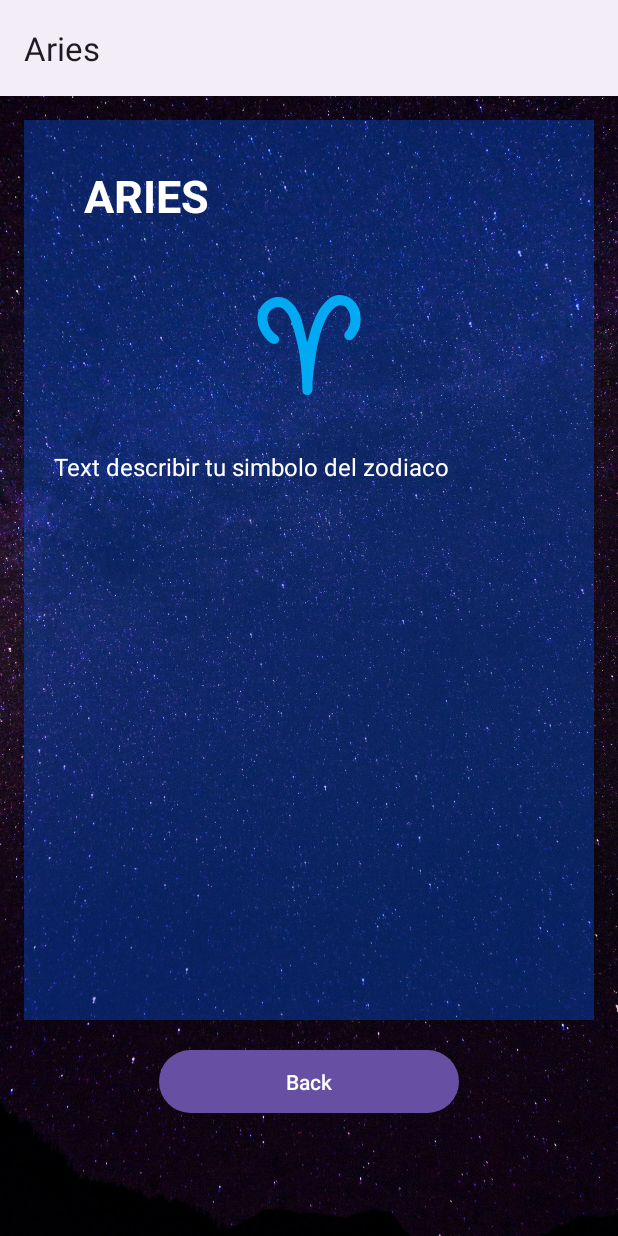
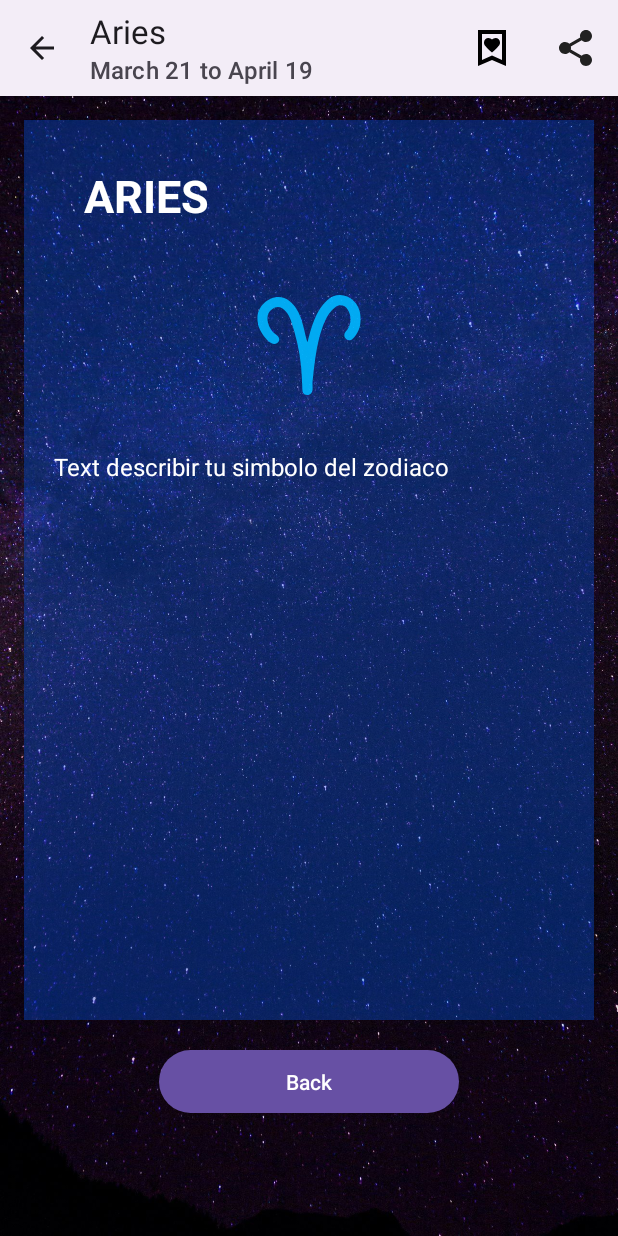
Before and after one commit to dana7677/AppHoroscopo, an Android app: the screen it shows after launch (horoscopeSelectedActivity), after a tap on "ARIES", on a phone screen of 412 x 824 dp. Run offline under Robolectric (Android 15) with nearby library versions, the phone set to English and light mode, and no system bars.

Commit message:
CreateFavOption With SharedPref Pref class with all values needed Changed color for Zodiac Favorite

```diff
--- a/app/src/main/AndroidManifest.xml
+++ b/app/src/main/AndroidManifest.xml
@@ -8,6 +8,7 @@
         android:allowBackup="true"
         android:dataExtractionRules="@xml/data_extraction_rules"
         android:fullBackupContent="@xml/backup_rules"
+        android:name=".Horoscopo_APP_Application"
         android:icon="@mipmap/ic_launcher"
         android:label="@string/app_name"
         android:roundIcon="@mipmap/ic_launcher_round"
@@ -16,9 +17,6 @@
         tools:targetApi="31">
         <activity
             android:name=".activities.horoscopeSelectedActivity"
-            android:exported="false" />
-        <activity
-            android:name=".activities.HoroscopoSelected"
             android:exported="false" />
         <activity
             android:name=".activities.MainActivity"
--- /dev/null
+++ b/app/src/main/java/com/example/horoscopo_app/Horoscopo_APP_Application.kt
@@ -0,0 +1,18 @@
+package com.example.horoscopo_app
+
+import android.app.Application
+import com.example.horoscopo_app.data.Prefs
+
+class Horoscopo_APP_Application:Application() {
+
+    companion object
+    {
+        lateinit var prefs:Prefs
+    }
+
+    override fun onCreate() {
+        super.onCreate()
+        prefs= Prefs(applicationContext)
+
+    }
+}
--- a/app/src/main/java/com/example/horoscopo_app/activities/MainActivity.kt
+++ b/app/src/main/java/com/example/horoscopo_app/activities/MainActivity.kt
@@ -47,6 +47,13 @@ lateinit var searchViewMenu:SearchView
             insets
         }
 
+    }
+
+
+    //Empleamos este metodo porque se ejecuta la volver a la vista aunque ya este creado
+    override fun onResume() {
+        super.onResume()
+        Adapter.notifyDataSetChanged()
     }
 
     override fun onCreateOptionsMenu(menu: Menu?): Boolean {
--- a/app/src/main/java/com/example/horoscopo_app/adapters/HoroscopoAdapter.kt
+++ b/app/src/main/java/com/example/horoscopo_app/adapters/HoroscopoAdapter.kt
@@ -3,6 +3,7 @@ package com.example.horoscopo_app.adapters
 import android.view.LayoutInflater
 import android.view.ViewGroup
 import androidx.recyclerview.widget.RecyclerView
+import com.example.horoscopo_app.Horoscopo_APP_Application.Companion.prefs
 import com.example.horoscopo_app.data.SimboloZodiaco
 import com.example.horoscopo_app.databinding.ViewSimbolozodiacoItemBinding
 
@@ -59,6 +60,16 @@ class HoroscopoAdapter(private var simboloZodiaco:List<SimboloZodiaco>,private v
             binding.txtIconSimb.setText(simboloZodiaco.Nombre)
             binding.ImgZodiac.setImageResource(simboloZodiaco.Icono)
             binding.txtFechasZodiac.setText(simboloZodiaco.Dates)
+            if(prefs.getName()==simboloZodiaco.id)
+            {
+                /*
+                //binding.linearBackground.setBackgroundColor(BackgroundCompFaved)
+                var color = R.color.BackgroundCompFaved
+                binding.linearBackground.setBackgroundColor(color)
+
+                 */
+            }
+
 
 
             //Antiguo metodo pero mala Praxis, mejor hacerlo a traves de una función lambda
--- /dev/null
+++ b/app/src/main/java/com/example/horoscopo_app/data/Prefs.kt
@@ -0,0 +1,34 @@
+package com.example.horoscopo_app.data
+
+import android.content.Context
+
+class Prefs (val context:Context){
+
+    val SHARED_NAME="MyDTB"
+    val SHARED_ZODIAC_NAME="zodiacName"
+    val SHARED_FAV="fav"
+
+    val storage=context.getSharedPreferences(SHARED_NAME,0)
+
+    fun saveZodiacName(name:String)
+    {
+        storage.edit().putString(SHARED_ZODIAC_NAME,name).apply()
+    }
+    fun saveFav(fav:Boolean)
+    {
+        storage.edit().putBoolean(SHARED_FAV,fav).apply()
+    }
+    fun getName():String
+    {
+        return storage.getString(SHARED_ZODIAC_NAME,"")!!
+    }
+    fun getFav():Boolean
+    {
+        return storage.getBoolean(SHARED_FAV,false)
+    }
+    fun wipe()
+    {
+        storage.edit().clear().apply()
+    }
+
+}
--- /dev/null
+++ b/app/src/main/res/drawable/fav_icon.xml
@@ -0,0 +1,5 @@
+<vector xmlns:android="http://schemas.android.com/apk/res/android" android:autoMirrored="true" android:height="40dp" android:tint="#000000" android:viewportHeight="960" android:viewportWidth="960" android:width="40dp">
+
+    <path android:fillColor="@android:color/white" android:pathData="M480,572Q531,525 562.5,494.5Q594,464 611,442Q628,420 634,403.5Q640,387 640,368Q640,332 614,306Q588,280 552,280Q531,280 511.5,288.5Q492,297 480,312Q468,297 449,288.5Q430,280 408,280Q372,280 346,306Q320,332 320,368Q320,387 325.5,403Q331,419 348,441Q365,463 396,493.5Q427,524 480,572ZM200,840L200,120L760,120L760,840L480,720L200,840ZM280,718L480,632L680,718L680,200L280,200L280,718ZM280,200L280,200L680,200L680,200L480,200L280,200Z"/>
+
+</vector>
--- /dev/null
+++ b/app/src/main/res/drawable/faved_icon.xml
@@ -0,0 +1,5 @@
+<vector xmlns:android="http://schemas.android.com/apk/res/android" android:autoMirrored="true" android:height="40dp" android:tint="#FF0000" android:viewportHeight="960" android:viewportWidth="960" android:width="40dp">
+
+    <path android:fillColor="@android:color/white" android:pathData="M480,572Q531,525 562.5,494.5Q594,464 611,442Q628,420 634,403.5Q640,387 640,368Q640,332 614,306Q588,280 552,280Q531,280 511.5,288.5Q492,297 480,312Q468,297 449,288.5Q430,280 408,280Q372,280 346,306Q320,332 320,368Q320,387 325.5,403Q331,419 348,441Q365,463 396,493.5Q427,524 480,572ZM200,840L200,120L760,120L760,840L480,720L200,840ZM280,718L480,632L680,718L680,200L280,200L280,718ZM280,200L280,200L680,200L680,200L480,200L280,200Z"/>
+
+</vector>
--- /dev/null
+++ b/app/src/main/res/drawable/share_icon.xml
@@ -0,0 +1,5 @@
+<vector xmlns:android="http://schemas.android.com/apk/res/android" android:autoMirrored="true" android:height="800dp" android:viewportHeight="24" android:viewportWidth="24" android:width="800dp">
+
+    <path android:fillColor="#212121" android:fillType="nonZero" android:pathData="M17,3.002C18.656,3.002 19.998,4.344 19.998,6C19.998,7.656 18.656,8.998 17,8.998C16.158,8.998 15.397,8.651 14.852,8.092L9.395,11.211C9.463,11.463 9.5,11.727 9.5,12C9.5,12.273 9.463,12.537 9.395,12.789L14.853,15.908C15.397,15.349 16.158,15.002 17,15.002C18.656,15.002 19.998,16.344 19.998,18C19.998,19.656 18.656,20.998 17,20.998C15.344,20.998 14.002,19.656 14.002,18C14.002,17.727 14.038,17.463 14.107,17.211L8.65,14.092C8.105,14.651 7.344,14.998 6.502,14.998C4.846,14.998 3.504,13.656 3.504,12C3.504,10.344 4.846,9.002 6.502,9.002C7.344,9.002 8.104,9.349 8.649,9.908L14.107,6.789C14.038,6.537 14.002,6.273 14.002,6C14.002,4.344 15.344,3.002 17,3.002Z" android:strokeColor="#00000000" android:strokeWidth="1"/>
+
+</vector>
--- a/app/src/main/res/layout/view_simbolozodiaco_item.xml
+++ b/app/src/main/res/layout/view_simbolozodiaco_item.xml
@@ -8,6 +8,7 @@
     <LinearLayout
         android:layout_width="match_parent"
         android:layout_height="wrap_content"
+        android:id="@+id/linearBackground"
         android:orientation="vertical"
         android:layout_margin="16dp"
         android:background="@color/BackgroundComp"
--- a/app/src/main/res/menu/menu.xml
+++ b/app/src/main/res/menu/menu.xml
@@ -5,7 +5,7 @@
     <item
         android:id="@+id/searcher"
         android:icon="@drawable/searcher"
-        android:title="searcher"
+        android:title="@string/menu_search"
         app:actionViewClass="androidx.appcompat.widget.SearchView"
         app:showAsAction="always|collapseActionView"
         />
--- a/app/src/main/res/menu/menu_two.xml
+++ b/app/src/main/res/menu/menu_two.xml
@@ -5,9 +5,15 @@
 
     <item
         android:id="@+id/fav"
-        android:title="fav"
-        android:checked="true"
-        app:actionLayout="@layout/switch_item"
+        android:title="@string/menu_favorite"
+        android:icon="@drawable/fav_icon"
+        android:iconTint="@color/white"
+        app:showAsAction="always"
+        />
+    <item
+        android:id="@+id/share"
+        android:title="@string/menu_share"
+        android:icon="@drawable/share_icon"
         app:showAsAction="always"
         />
 
--- a/app/src/main/res/values/colors.xml
+++ b/app/src/main/res/values/colors.xml
@@ -4,5 +4,6 @@
     <color name="white">#FFFFFFFF</color>
     <color name="BackgroundGeneral">#003694</color>
     <color name="BackgroundComp">#56005EFF</color>
+    <color name="BackgroundCompFaved">#99005EFF</color>
     <color name="ZodiacColor">#E800B7FF</color>
 </resources>
```
Also changed, not shown: app/src/main/java/com/example/horoscopo_app/activities/horoscopeSelectedActivity.kt (+98 -0 lines).
